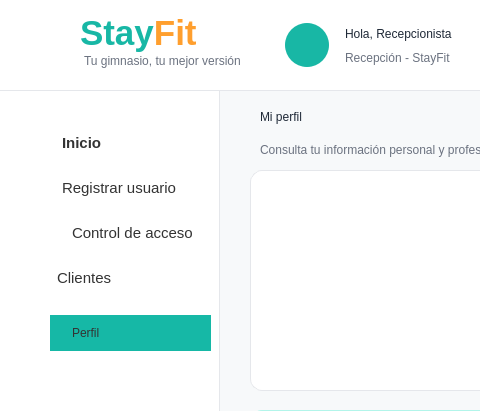
Before: the Qt Designer form Proyecto/src/vista/Ui/interfaz_recepcionista_perfil.ui in smonts01/Ingenieria-del-software, drawn with Qt 5; both pictures show x 0 to 480 and y 0 to 411 of the 1207 by 700 pixel window.
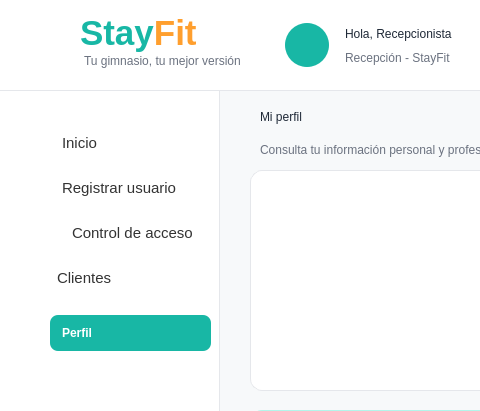
After: the same form once the commit is applied. Icons and pictures are not drawn.

The edit to the form file:
```diff
--- a/Proyecto/src/vista/Ui/interfaz_recepcionista_perfil.ui
+++ b/Proyecto/src/vista/Ui/interfaz_recepcionista_perfil.ui
@@ -440,6 +440,29 @@
       <height>611</height>
      </rect>
     </property>
+    <property name="styleSheet">
+     <string notr="true">QPushButton {
+    background-color: transparent;
+    border: none;
+    border-radius: 8px;
+    padding: 8px 12px;
+    text-align: left;
+    color: #111827;
+    font-weight: normal;
+}
+
+QPushButton:hover {
+    background-color: #E8F8F5;
+    color: #111827;
+    font-weight: normal;
+}
+
+QPushButton:checked {
+    background-color: #18B7A5;
+    color: #FFFFFF;
+    font-weight: bold;
+}</string>
+    </property>
     <property name="frameShape">
      <enum>QFrame::NoFrame</enum>
     </property>
@@ -459,11 +482,37 @@
       <enum>Qt::LeftToRight</enum>
      </property>
      <property name="styleSheet">
-      <string notr="true">background: #16B8A6;</string>
+      <string notr="true">QPushButton {
+    background-color: transparent;
+    border: none;
+    border-radius: 8px;
+    padding: 8px 12px;
+    text-align: left;
+    color: #111827;
+    font-weight: normal;
+}
+
+QPushButton:hover {
+    background-color: #E8F8F5;
+    color: #111827;
+    font-weight: normal;
+}
+
+QPushButton:checked {
+    background-color: #18B7A5;
+    color: #FFFFFF;
+    font-weight: bold;
+}</string>
      </property>
      <property name="text">
       <string>Perfil</string>
      </property>
+     <property name="checkable">
+      <bool>true</bool>
+     </property>
+     <property name="checked">
+      <bool>true</bool>
+     </property>
     </widget>
     <widget class="QPushButton" name="btnInicio">
      <property name="geometry">
@@ -478,9 +527,9 @@
       <font>
        <family>Segoe UI</family>
        <pointsize>11</pointsize>
-       <weight>75</weight>
+       <weight>50</weight>
        <italic>false</italic>
-       <bold>true</bold>
+       <bold>false</bold>
       </font>
      </property>
      <property name="styleSheet">
@@ -491,6 +540,7 @@
     padding: 8px 12px;
     text-align: left;
     color: #333333;
+    font-weight: normal;
 }
 
 QPushButton:hover {
@@ -500,7 +550,7 @@
 QPushButton:checked {
     background-color: #DDF7F3;
     color: #333333;
-    font-weight: bold;
+    font-weight: normal;
 }</string>
      </property>
      <property name="text">
```
Left out of the diff: 7 changed lines with no effect on the pictures.
